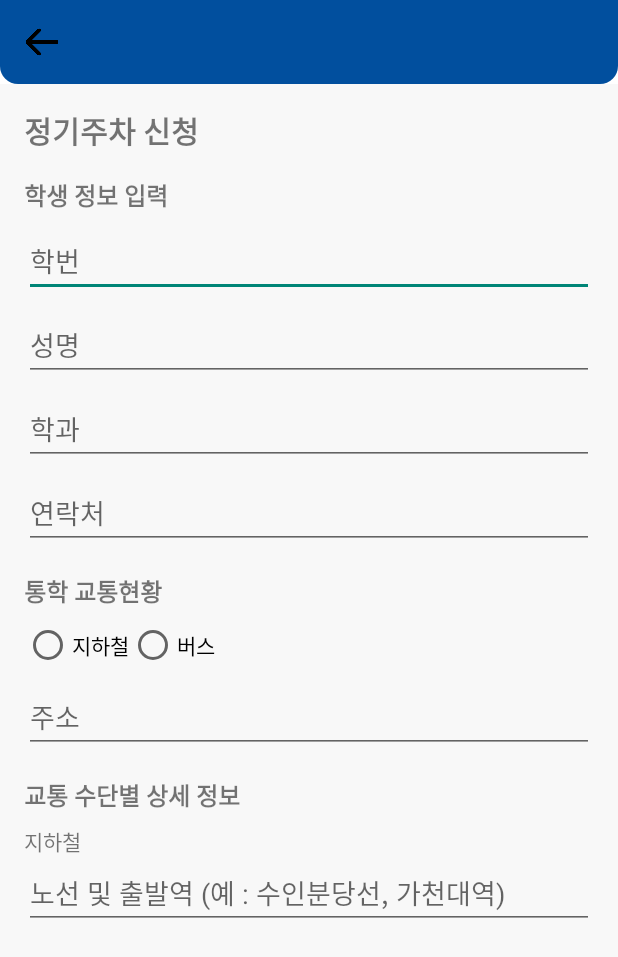
After one commit to Xzar79/MuhanParking, an Android app: the layout activity_application_form.xml on its own in the app's theme, with its tools: preview values and no code run, on a phone screen of 412 x 824 dp. The commit adds this screen. Shown: the top 957 px of the screen. Run offline under Robolectric (Android 15) with nearby library versions, the light colour scheme and no system bars.

Commit message:
sulim-정기주차 신청서

```diff
--- /dev/null
+++ b/app/src/main/java/com/example/muhanparking/api/ParkingApiService.java
@@ -0,0 +1,6 @@
+package com.example.muhanparking.api;
+
+public interface ParkingApiService {
+    @POST("api/v1/parking/regular/applications")
+    Call<RegularParkingResponse> applyParking(@Body ParkingApplicationRequest request);
+}
--- a/app/src/main/java/com/example/muhanparking/api/RetrofitClient.java
+++ b/app/src/main/java/com/example/muhanparking/api/RetrofitClient.java
@@ -34,6 +34,11 @@ public class RetrofitClient {
         return instance;
     }
 
+    public ParkingApiService getApiService() {
+        return retrofit.create(ParkingApiService.class);
+    }
+
+
     public UserApi getUserApi() {
         return retrofit.create(UserApi.class);
     }
--- /dev/null
+++ b/app/src/main/java/com/example/muhanparking/model/response/RegularParkingResponse.java
@@ -0,0 +1,4 @@
+package com.example.muhanparking.model.response;
+
+public class RegularParkingResponse {
+}
--- /dev/null
+++ b/app/src/main/res/layout/activity_application_form.xml
@@ -0,0 +1,143 @@
+<?xml version="1.0" encoding="utf-8"?>
+<androidx.constraintlayout.widget.ConstraintLayout xmlns:android="http://schemas.android.com/apk/res/android"
+    xmlns:app="http://schemas.android.com/apk/res-auto"
+    xmlns:tools="http://schemas.android.com/tools"
+    android:id="@+id/main"
+    android:layout_width="match_parent"
+    android:layout_height="match_parent"
+    tools:context=".Application_Form_Activity">
+
+    <LinearLayout
+        android:layout_width="match_parent"
+        android:layout_height="match_parent"
+        android:orientation="vertical"
+        android:background="#FFFFFF">
+
+        <RelativeLayout
+            android:layout_width="match_parent"
+            android:layout_height="wrap_content"
+            android:padding="16dp"
+            android:background="@drawable/rounded_background">
+
+            <!-- 뒤로가기 -->
+            <ImageView
+                android:id="@+id/back_arrow"
+                android:layout_width="24dp"
+                android:layout_height="24dp"
+                android:src="@drawable/ic_back"
+                android:layout_alignParentStart="true" />
+
+        </RelativeLayout>
+
+        <ScrollView
+            xmlns:android="http://schemas.android.com/apk/res/android"
+            android:layout_width="match_parent"
+            android:layout_height="match_parent"
+            android:padding="16dp"
+            android:background="#F8F8F8">
+
+            <LinearLayout
+                android:layout_width="match_parent"
+                android:layout_height="wrap_content"
+                android:orientation="vertical">
+
+                <!-- 제목 -->
+                <TextView
+                    android:layout_width="wrap_content"
+                    android:layout_height="wrap_content"
+                    android:text="정기주차 신청"
+                    android:textSize="20sp"
+                    android:textStyle="bold"
+                    android:layout_marginBottom="16dp" />
+
+                <!-- 학생 기본 정보 -->
+                <TextView
+                    android:layout_width="wrap_content"
+                    android:layout_height="wrap_content"
+                    android:text="학생 정보 입력"
+                    android:textSize="16sp"
+                    android:textStyle="bold"
+                    android:layout_marginBottom="8dp" />
+
+                <EditText
+                    android:layout_width="match_parent"
+                    android:layout_height="wrap_content"
+                    android:hint="학번"
+                    android:inputType="number"
+                    android:layout_marginBottom="8dp" />
+
+                <EditText
+                    android:layout_width="match_parent"
+                    android:layout_height="wrap_content"
+                    android:hint="성명"
+                    android:layout_marginBottom="8dp" />
+
+                <EditText
+                    android:layout_width="match_parent"
+                    android:layout_height="wrap_content"
+                    android:hint="학과"
+                    android:layout_marginBottom="8dp" />
+
+                <EditText
+                    android:layout_width="match_parent"
+                    android:layout_height="wrap_content"
+                    android:hint="연락처"
+                    android:inputType="phone"
+                    android:layout_marginBottom="16dp" />
+
+                <!-- 통학 교통현황 -->
+                <TextView
+                    android:layout_width="wrap_content"
+                    android:layout_height="wrap_content"
+                    android:text="통학 교통현황"
+                    android:textSize="16sp"
+                    android:textStyle="bold"
+                    android:layout_marginBottom="8dp" />
+
+                <RadioGroup
+                    android:layout_width="match_parent"
+                    android:layout_height="wrap_content"
+                    android:orientation="horizontal"
+                    android:layout_marginBottom="8dp">
+
+                    <RadioButton
+                        android:layout_width="wrap_content"
+                        android:layout_height="wrap_content"
+                        android:text="지하철" />
+
+                    <RadioButton
+                        android:layout_width="wrap_content"
+                        android:layout_height="wrap_content"
+                        android:text="버스" />
+                </RadioGroup>
+
+                <EditText
+                    android:layout_width="match_parent"
+                    android:layout_height="wrap_content"
+                    android:hint="주소"
+                    android:layout_marginBottom="16dp" />
+
+                <!-- 교통 수단별 입력 -->
+                <TextView
+                    android:layout_width="wrap_content"
+                    android:layout_height="wrap_content"
+                    android:text="교통 수단별 상세 정보"
+                    android:textSize="16sp"
+                    android:textStyle="bold"
+                    android:layout_marginBottom="8dp" />
+
+                <!-- 지하철 -->
+                <TextView
+                    android:layout_width="wrap_content"
+                    android:layout_height="wrap_content"
+                    android:text="지하철" />
+
+                <EditText
+                    android:layout_width="match_parent"
+                    android:layout_height="wrap_content"
+                    android:hint="노선 및 출발역 (예 : 수인분당선, 가천대역)"
+                    android:layout_marginBottom="8dp" />
+            </LinearLayout>
+        </ScrollView>
+    </LinearLayout>
+</androidx.constraintlayout.widget.ConstraintLayout>
```
Also changed, not shown: app/src/main/java/com/example/muhanparking/Application_Form_Activity.java (added, +151 -0 lines), app/src/main/java/com/example/muhanparking/Register_Activity.java (+47 -16 lines), app/src/main/java/com/example/muhanparking/Regular_Parking_Activity.java (+8 -0 lines), app/src/main/java/com/example/muhanparking/model/request/ParkingApplicationRequest.java (added, +13 -0 lines).
